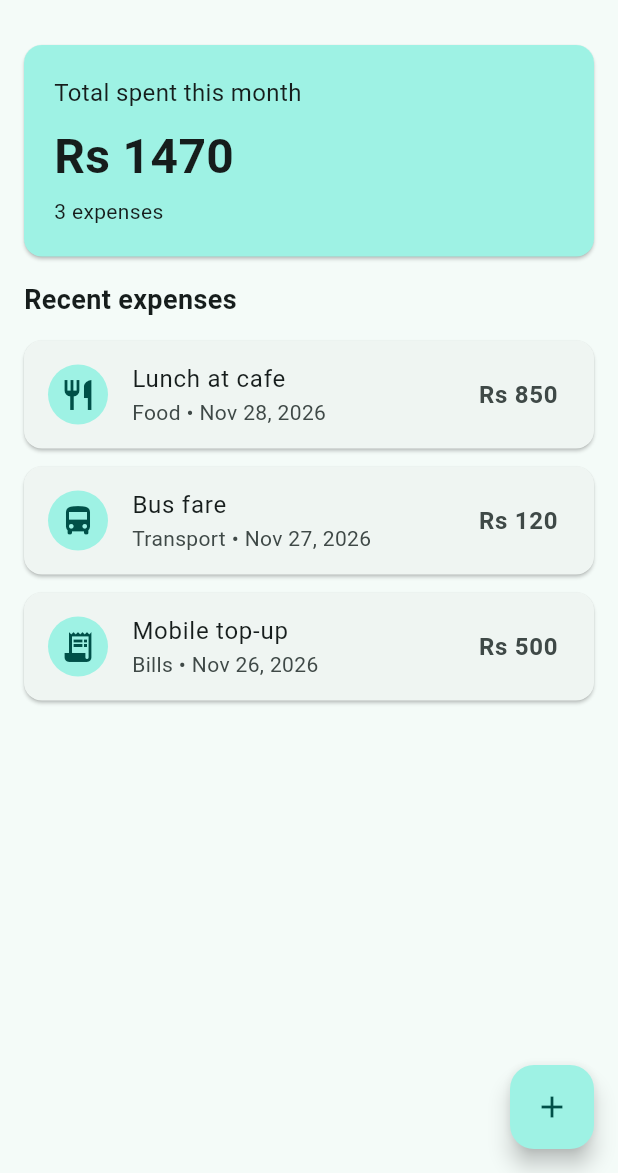
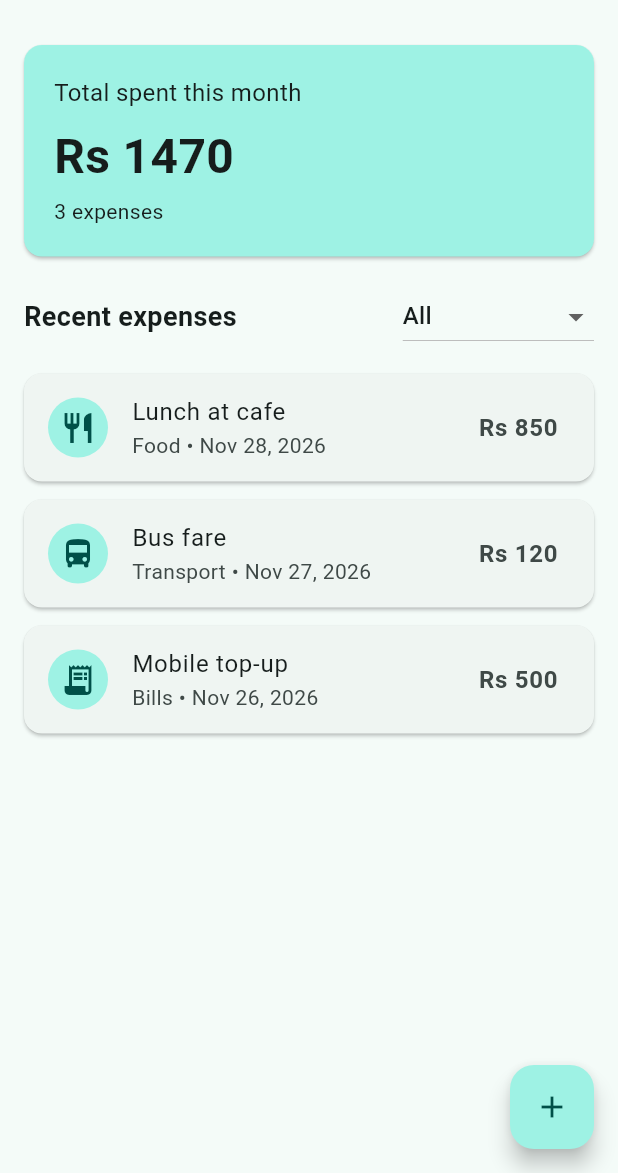
Before and after one commit to alizainanwar/flutter-expense-tracker, a Flutter app: the screen it shows after launch, on a phone screen of 412 x 824 dp, the part 63-1236 px from its top. Run offline on Flutter 3.47's test engine with Material 3 defaults, Android fonts, the phone set to English and light mode, and no system bars; our stand-ins replace get, get_storage.

Commit message:
Day 3: GetX migration, local storage and category filter

```diff
--- /dev/null
+++ b/lib/controllers/expense_controller.dart
@@ -0,0 +1,77 @@
+import 'package:get/get.dart';
+
+import '../models/expense.dart';
+import '../services/storage_service.dart';
+
+/// Holds the expense list. Loads from local storage on start and
+/// saves on every change, so expenses survive an app restart.
+class ExpenseController extends GetxController {
+  ExpenseController({StorageService? storage})
+      : _storage = storage ?? StorageService();
+
+  final StorageService _storage;
+
+  final expenses = <Expense>[].obs;
+  final selectedCategory = 'All'.obs;
+
+  /// Expenses for the selected category, or all of them.
+  List<Expense> get filteredExpenses {
+    if (selectedCategory.value == 'All') return expenses;
+    return expenses
+        .where((e) => e.category == selectedCategory.value)
+        .toList();
+  }
+
+  double get totalSpent => expenses.fold(0, (sum, e) => sum + e.amount);
+
+  @override
+  void onInit() {
+    super.onInit();
+    final saved = _storage.loadExpenses();
+    if (saved.isEmpty) {
+      // First run: show a few sample expenses, then save them.
+      expenses.addAll(_sampleExpenses());
+      _save();
+    } else {
+      expenses.addAll(saved);
+    }
+  }
+
+  void addExpense(Expense expense) {
+    expenses.insert(0, expense);
+    _save();
+  }
+
+  void setCategory(String category) {
+    selectedCategory.value = category;
+  }
+
+  Future<void> _save() => _storage.saveExpenses(expenses);
+
+  List<Expense> _sampleExpenses() {
+    final now = DateTime.now();
+    return [
+      Expense(
+        id: '1',
+        title: 'Lunch at cafe',
+        amount: 850,
+        category: 'Food',
+        date: now,
+      ),
+      Expense(
+        id: '2',
+        title: 'Bus fare',
+        amount: 120,
+        category: 'Transport',
+        date: now.subtract(const Duration(days: 1)),
+      ),
+      Expense(
+        id: '3',
+        title: 'Mobile top-up',
+        amount: 500,
+        category: 'Bills',
+        date: now.subtract(const Duration(days: 2)),
+      ),
+    ];
+  }
+}
--- a/lib/screens/home_screen.dart
+++ b/lib/screens/home_screen.dart
@@ -1,70 +1,73 @@
 import 'package:flutter/material.dart';
-import 'package:provider/provider.dart';
+import 'package:get/get.dart';
 
-import '../providers/expense_provider.dart';
+import '../controllers/expense_controller.dart';
+import '../models/expense.dart';
 import '../widgets/expense_tile.dart';
+import '../widgets/total_spent_card.dart';
 import 'add_expense_screen.dart';
 
-/// Home screen: total spent card + list of expenses.
-/// Day 2: reads expenses from ExpenseProvider; FAB opens the add form.
+/// Home screen: total spent card, category filter, expense list.
+/// Day 3: reads expenses from ExpenseController (GetX); FAB opens the add form.
 class HomeScreen extends StatelessWidget {
   const HomeScreen({super.key});
 
   @override
   Widget build(BuildContext context) {
+    final controller = Get.find<ExpenseController>();
+
     return Scaffold(
       appBar: AppBar(
         title: const Text('Expense Tracker'),
         centerTitle: true,
       ),
-      body: Consumer<ExpenseProvider>(
-        builder: (context, provider, child) {
-          final expenses = provider.expenses;
+      body: Obx(
+        () {
+          final expenses = controller.filteredExpenses;
+          final isFiltered = controller.selectedCategory.value != 'All';
           return Column(
             crossAxisAlignment: CrossAxisAlignment.stretch,
             children: [
-              // Total spent card.
-              Card(
-                margin: const EdgeInsets.all(16),
-                color: Theme.of(context).colorScheme.primaryContainer,
-                child: Padding(
-                  padding: const EdgeInsets.all(20),
-                  child: Column(
-                    crossAxisAlignment: CrossAxisAlignment.start,
-                    children: [
-                      const Text(
-                        'Total spent this month',
-                        style: TextStyle(fontSize: 16),
-                      ),
-                      const SizedBox(height: 8),
-                      Text(
-                        'Rs ${provider.totalSpent.toStringAsFixed(0)}',
-                        style: const TextStyle(
-                          fontSize: 32,
-                          fontWeight: FontWeight.bold,
-                        ),
-                      ),
-                      const SizedBox(height: 4),
-                      Text(
-                        '${expenses.length} expenses',
-                        style: const TextStyle(fontSize: 14),
-                      ),
-                    ],
-                  ),
-                ),
+              TotalSpentCard(
+                totalSpent: controller.totalSpent,
+                count: controller.expenses.length,
               ),
-              const Padding(
-                padding: EdgeInsets.symmetric(horizontal: 16),
-                child: Text(
-                  'Recent expenses',
-                  style: TextStyle(fontSize: 18, fontWeight: FontWeight.bold),
+              Padding(
+                padding: const EdgeInsets.symmetric(horizontal: 16),
+                child: Row(
+                  children: [
+                    const Text(
+                      'Recent expenses',
+                      style:
+                          TextStyle(fontSize: 18, fontWeight: FontWeight.bold),
+                    ),
+                    const Spacer(),
+                    DropdownButton<String>(
+                      value: controller.selectedCategory.value,
+                      items: ['All', ...ExpenseCategories.all]
+                          .map(
+                            (category) => DropdownMenuItem(
+                              value: category,
+                              child: Text(category),
+                            ),
+                          )
+                          .toList(),
+                      onChanged: (value) {
+                        if (value != null) controller.setCategory(value);
+                      },
+                    ),
+                  ],
                 ),
               ),
               const SizedBox(height: 8),
               Expanded(
                 child: expenses.isEmpty
-                    ? const Center(
-                        child: Text('No expenses yet. Tap + to add one.'),
+                    ? Center(
+                        child: Text(
+                          isFiltered
+                              ? 'No expenses in this category.'
+                              : 'No expenses yet. Tap + to add one.',
+                        ),
                       )
                     : ListView.builder(
                         itemCount: expenses.length,
@@ -78,13 +81,7 @@ class HomeScreen extends StatelessWidget {
         },
       ),
       floatingActionButton: FloatingActionButton(
-        onPressed: () {
-          Navigator.of(context).push(
-            MaterialPageRoute(
-              builder: (context) => const AddExpenseScreen(),
-            ),
-          );
-        },
+        onPressed: () => Get.to(() => const AddExpenseScreen()),
         child: const Icon(Icons.add),
       ),
     );
--- /dev/null
+++ b/lib/services/storage_service.dart
@@ -0,0 +1,27 @@
+import 'dart:convert';
+
+import 'package:get_storage/get_storage.dart';
+
+import '../models/expense.dart';
+
+/// Tiny local storage helper: saves expenses as JSON so they
+/// survive an app restart. One key, no extra setup.
+class StorageService {
+  static const _key = 'expenses';
+
+  final _box = GetStorage();
+
+  List<Expense> loadExpenses() {
+    final raw = _box.read<String>(_key);
+    if (raw == null) return [];
+    final list = jsonDecode(raw) as List;
+    return list
+        .map((item) => Expense.fromMap(item as Map<String, dynamic>))
+        .toList();
+  }
+
+  Future<void> saveExpenses(List<Expense> expenses) async {
+    final raw = jsonEncode(expenses.map((e) => e.toMap()).toList());
+    await _box.write(_key, raw);
+  }
+}
--- /dev/null
+++ b/lib/widgets/total_spent_card.dart
@@ -0,0 +1,46 @@
+import 'package:flutter/material.dart';
+
+/// The "total spent" card shown at the top of the home screen.
+class TotalSpentCard extends StatelessWidget {
+  const TotalSpentCard({
+    super.key,
+    required this.totalSpent,
+    required this.count,
+  });
+
+  final double totalSpent;
+  final int count;
+
+  @override
+  Widget build(BuildContext context) {
+    return Card(
+      margin: const EdgeInsets.all(16),
+      color: Theme.of(context).colorScheme.primaryContainer,
+      child: Padding(
+        padding: const EdgeInsets.all(20),
+        child: Column(
+          crossAxisAlignment: CrossAxisAlignment.start,
+          children: [
+            const Text(
+              'Total spent this month',
+              style: TextStyle(fontSize: 16),
+            ),
+            const SizedBox(height: 8),
+            Text(
+              'Rs ${totalSpent.toStringAsFixed(0)}',
+              style: const TextStyle(
+                fontSize: 32,
+                fontWeight: FontWeight.bold,
+              ),
+            ),
+            const SizedBox(height: 4),
+            Text(
+              '$count expenses',
+              style: const TextStyle(fontSize: 14),
+            ),
+          ],
+        ),
+      ),
+    );
+  }
+}
--- a/pubspec.yaml
+++ b/pubspec.yaml
@@ -11,7 +11,8 @@ dependencies:
     sdk: flutter
   cupertino_icons: ^1.0.8
   intl: ^0.19.0
-  provider: ^6.1.2
+  get: ^4.6.6
+  get_storage: ^2.1.1
 
 dev_dependencies:
   flutter_test:
```
Also changed, not shown: lib/controllers/add_expense_controller.dart (added, +55 -0 lines), lib/main.dart (+9 -10 lines), lib/screens/add_expense_screen.dart (+26 -74 lines), lib/widgets/custom_button.dart (added, +24 -0 lines), lib/widgets/custom_text_field.dart (added, +30 -0 lines), analysis_options.yaml (line endings or trailing spaces), 1 other file.
